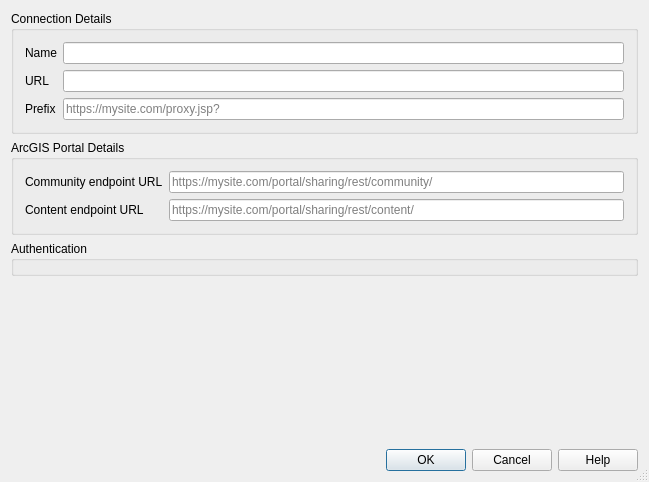
Qt form src/ui/qgsnewarcgisrestconnectionbase.ui (qgis/QGIS) before a commit.
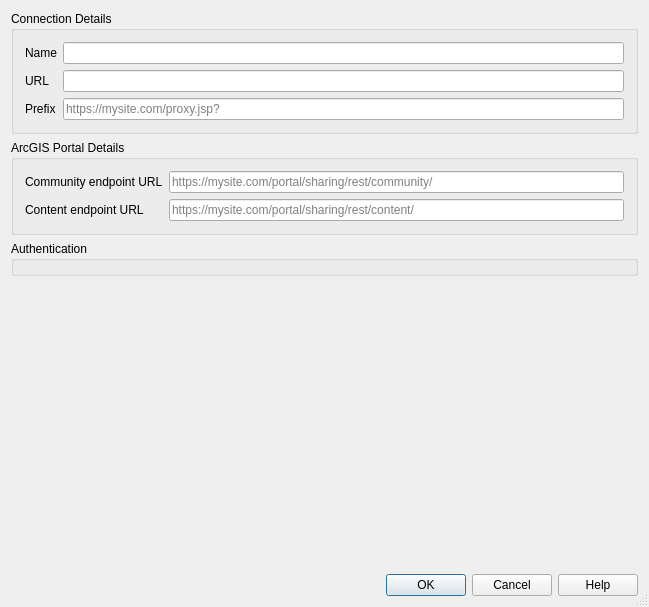
The same form after that commit. Custom widgets are drawn as their Qt base class.

```diff
--- a/src/ui/qgsnewarcgisrestconnectionbase.ui
+++ b/src/ui/qgsnewarcgisrestconnectionbase.ui
@@ -7,7 +7,7 @@
     <x>0</x>
     <y>0</y>
     <width>649</width>
-    <height>482</height>
+    <height>607</height>
    </rect>
   </property>
   <property name="windowTitle">
@@ -34,7 +34,7 @@
         <x>0</x>
         <y>0</y>
         <width>631</width>
-        <height>432</height>
+        <height>557</height>
        </rect>
       </property>
       <layout class="QVBoxLayout" name="verticalLayout_2">
```
